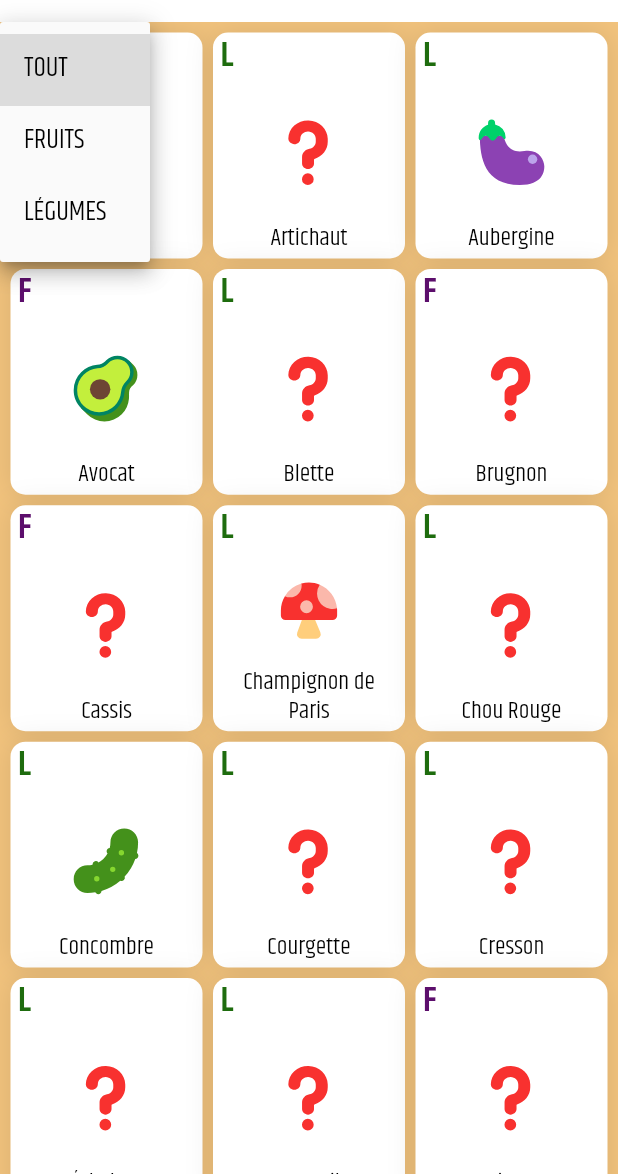
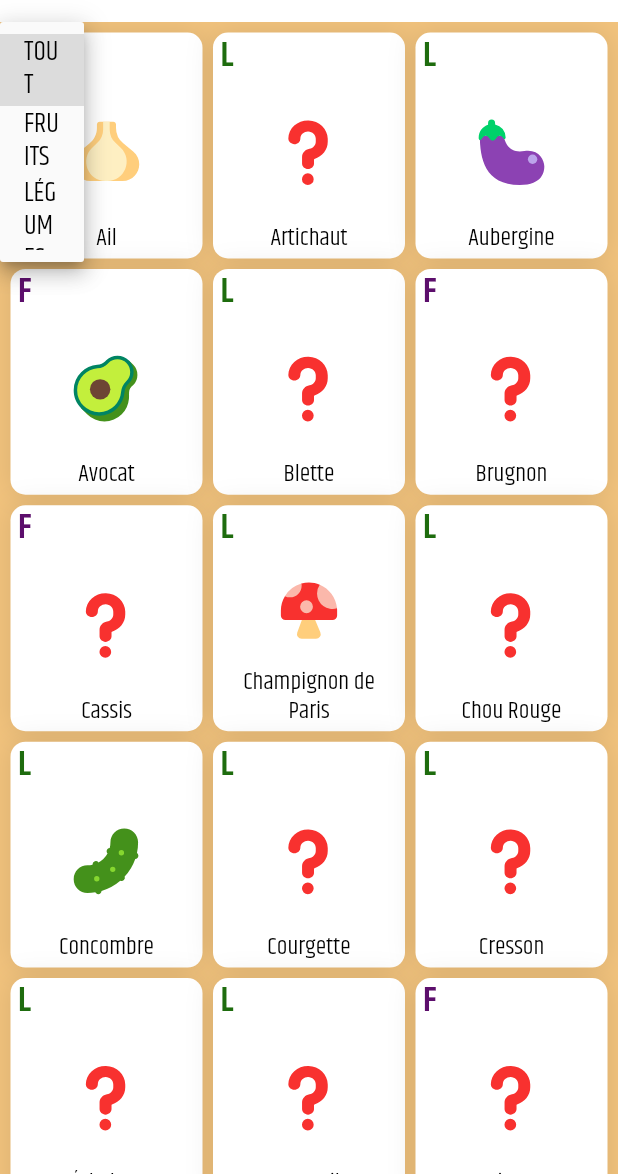
Before and after one commit to TheoBlandin/manger_de_saison, a Flutter app: the screen it shows after launch, after a tap on the "filter list" icon, on a phone screen of 412 x 824 dp, the part 62-1236 px from its top. Run offline on Flutter 3.47's test engine with Material 2 defaults, Android fonts, the phone set to English and light mode, and no system bars; drawn by our look-alikes of dropdown_button2, easy_search_bar; our stand-ins replace flutter_svg, google_fonts, shared_preferences.

Commit message:
clean up code

```diff
--- a/lib/food_card_zoomed.dart
+++ b/lib/food_card_zoomed.dart
@@ -1,5 +1,4 @@
 // ignore_for_file: library_private_types_in_public_api
-
 import 'package:flutter/material.dart';
 import 'package:flutter_svg/svg.dart';
 import 'package:shared_preferences/shared_preferences.dart';
--- a/lib/main.dart
+++ b/lib/main.dart
@@ -159,33 +159,17 @@ class _MainAppState extends State<MainApp> {
     }
 
     if (foods != []) {
-      if (searchValue == null) {
       if (monthSelected == 12) { // "Tout" selected
         currentFoods = foods
-              .where((food) => sortSelected == 0 || food.typeGetter == sortSelected! - 1)
+            .where((food) => (sortSelected == 0 || food.typeGetter == sortSelected! - 1) && (searchValue == null || RegExp("^${searchValue!.toLowerCase()}").hasMatch(food.nameGetter.toLowerCase())))
             .map((food) => FoodCard(food: food, prefs: widget.prefs))
             .toList();
       }
       else {
         currentFoods = foods
-              .where((food) => (food.monthsGetter.contains(monthSelected!)) && (sortSelected == 0 || food.typeGetter == sortSelected! - 1))
+            .where((food) => (food.monthsGetter.contains(monthSelected!)) && (sortSelected == 0 || food.typeGetter == sortSelected! - 1) &&  (searchValue == null || RegExp("^${searchValue!.toLowerCase()}").hasMatch(food.nameGetter.toLowerCase())))
             .map((food) => FoodCard(food: food, prefs: widget.prefs))
             .toList();
-        }
-      }
-      else {
-        if (monthSelected == 12) { // "Tout" selected
-          currentFoods = foods
-              .where((food) => sortSelected == 0 || food.typeGetter == sortSelected! - 1 && food.nameGetter.toLowerCase().contains(searchValue!.toLowerCase()))
-              .map((food) => FoodCard(food: food, prefs: widget.prefs))
-              .toList();
-        }
-        else {
-          currentFoods = foods
-              .where((food) => (food.monthsGetter.contains(monthSelected!)) && (sortSelected == 0 || food.typeGetter == sortSelected! - 1) && food.nameGetter.toLowerCase().contains(searchValue!.toLowerCase()))
-              .map((food) => FoodCard(food: food, prefs: widget.prefs))
-              .toList();
-        }
       }
       myGridViewKey = UniqueKey();
     }
@@ -201,65 +185,6 @@ class _MainAppState extends State<MainApp> {
                 : monthSelected! < 8
                     ? summer
                     : autumn,
-        // appBar: AppBar(
-        //     centerTitle: true,
-        //     backgroundColor: Colors.white,
-        //     elevation: 0.0,
-        //     leading: DropdownButtonHideUnderline(
-        //       child: DropdownButton2(
-        //         customButton: const Icon(
-        //           Icons.filter_list,
-        //           color: Colors.black,
-        //         ),
-        //         items: sort.map((String s) => DropdownMenuItem<String> (
-        //           value: sort.indexOf(s).toString(),
-        //           child: Text(s, style: GoogleFonts.khand(
-        //             color: Colors.black,
-        //             fontSize: 18,
-        //             fontWeight: FontWeight.w400,
-        //             height: 1.2,
-        //           )),
-        //         )).toList(),
-        //         value: sortSelected.toString(),
-        //         onChanged: (String? value) {
-        //           setState(() {
-        //             sortSelected = int.parse(value!);
-        //           });
-        //         },
-        //         dropdownStyleData: const DropdownStyleData(
-        //           width: 100,
-        //         ),
-        //       ),
-        //     ),
-        //     title: DropdownButtonHideUnderline(
-        //       child: DropdownButton2<String>(
-        //         items: months.map((String month) => DropdownMenuItem<String>(
-        //           value: months.indexOf(month).toString(),
-        //           child: Text(month, style: GoogleFonts.khand(
-        //             color: Colors.black,
-        //             fontSize: 18,
-        //             fontWeight: FontWeight.w400,
-        //             height: 1.2,
-        //           )),
-        //         )).toList(),
-        //         value: monthSelected.toString(),
-        //         onChanged: (String? value) {
-        //           setState(() {
-        //             monthSelected = int.parse(value!);
-        //           });
-        //         },
-        //         dropdownStyleData: const DropdownStyleData(
-        //           maxHeight: 350,
-        //         ),
-        //       ),
-        //     ),
-        //     actions: [
-        //       IconButton(
-        //         icon: const Icon(Icons.search),
-        //         color: Colors.black,
-        //         onPressed: () {},
-        //       )
-        //     ]),
         appBar: EasySearchBar(
           onSearch: (value) => setState(() { searchValue = value; }),
           title: DropdownButtonHideUnderline(
@@ -288,6 +213,8 @@ class _MainAppState extends State<MainApp> {
           searchCursorColor: Colors.black,
           searchHintText: 'Rechercher un aliment',
           backgroundColor: Colors.white,
+          searchBackIconTheme: const IconThemeData(color: Colors.black),
+          searchClearIconTheme: const IconThemeData(color: Colors.black),
           elevation: 0.0,
           leading: DropdownButtonHideUnderline(
             child: DropdownButton2(
@@ -310,9 +237,12 @@ class _MainAppState extends State<MainApp> {
                   sortSelected = int.parse(value!);
                 });
               },
-              dropdownStyleData: const DropdownStyleData(
-                width: 100,
-              ),
+              // buttonStyleData: const ButtonStyleData(
+              //   width: 100,
+              // ),
+              // dropdownStyleData: const DropdownStyleData(
+              //   width: 100,
+              // ),
             ),
           ),
         ),
```
Also changed, not shown: lib/food_card.dart (+19 -13 lines). Lines whose indentation alone changed are shown as unchanged.
